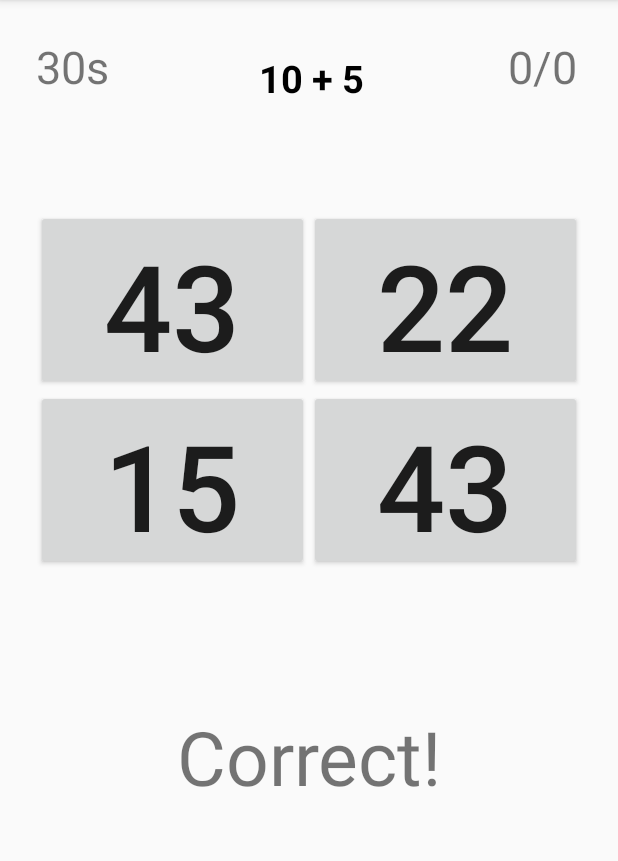
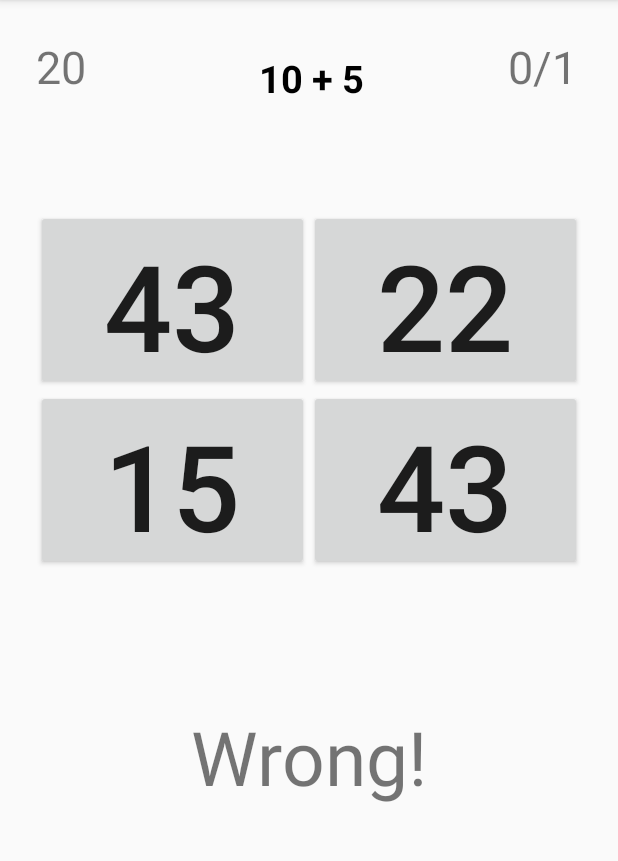
Before and after one commit to sandeep9094/Brain-Trainer, an Android app: the screen it shows after launch (MainActivity), after a tap on "43", on a phone screen of 412 x 824 dp, the part 84-945 px from its top. Run offline under Robolectric (Android 15) with nearby library versions, the phone set to English and light mode, and no system bars.

Commit message:
Correct Answer Logic

```diff
--- a/app/src/main/java/com/example/sandeepkumar/braintrainer/MainActivity.java
+++ b/app/src/main/java/com/example/sandeepkumar/braintrainer/MainActivity.java
@@ -1,5 +1,6 @@
 package com.example.sandeepkumar.braintrainer;
 
+import android.os.CountDownTimer;
 import android.support.v7.app.AppCompatActivity;
 import android.os.Bundle;
 import android.util.Log;
@@ -12,38 +13,21 @@ import java.util.Random;
 
 public class MainActivity extends AppCompatActivity {
 
-    Button startButton;
-    TextView sumTextView;
+    Button startButton, ans1, ans2, ans3, ans4;
+    TextView sumTextView,pointsTextView,resultTextView,timerTextView;
     ArrayList<Integer> answers = new ArrayList<Integer>();
     int correctAnsLocation;
+    int score = 0;
+    int totalQuestions = 0;
+    CountDownTimer timer;
 
-    public void start(View view){
-        startButton.setVisibility(View.INVISIBLE);
-    }
-
-    public void chooseAns(View view){
-        if((view.getTag().toString()).equals(Integer.toString(correctAnsLocation))){
-            Log.i("correct ", "correct ");
-        }
-    }
-
-    @Override
-    protected void onCreate(Bundle savedInstanceState) {
-        super.onCreate(savedInstanceState);
-        setContentView(R.layout.activity_main);
-
-        Button ans1 = (Button)findViewById(R.id.ans1);
-        Button ans2 = (Button)findViewById(R.id.ans2);
-        Button ans3 = (Button)findViewById(R.id.ans3);
-        Button ans4 = (Button)findViewById(R.id.ans4);
-
-        startButton = (Button) findViewById(R.id.startButton);
-        sumTextView = (TextView) findViewById(R.id.sumTextView);
+    public void generateQuetions(){
         Random rand = new Random();                             //Creating Random Class Object
 
         int a = rand.nextInt(21);                       //Creating random Int btw 0 to 20
         int b = rand.nextInt(21);                       //Creating random Int btw 0 to 20
         correctAnsLocation = rand.nextInt(4);
+        answers.clear();
 
         sumTextView.setText(Integer.toString(a) + " + " + Integer.toString(b));
         int incorrectAnswer ;
@@ -65,4 +49,52 @@ public class MainActivity extends AppCompatActivity {
         ans3.setText(Integer.toString(answers.get(2)));
         ans4.setText(Integer.toString(answers.get(3)));
     }
+
+    public void start(View view){
+        startButton.setVisibility(View.INVISIBLE);
+    }
+
+    public void chooseAns(View view){
+        if((view.getTag().toString()).equals(Integer.toString(correctAnsLocation))){
+           score++;
+           resultTextView.setText("Correct");
+        } else{
+            resultTextView.setText("Wrong!");
+        }
+        totalQuestions++;
+        pointsTextView.setText(Integer.toString(score)+ "/" + Integer.toString(totalQuestions));
+        generateQuetions();
+    }
+
+    @Override
+    protected void onCreate(Bundle savedInstanceState) {
+        super.onCreate(savedInstanceState);
+        setContentView(R.layout.activity_main);
+
+        ans1 = (Button)findViewById(R.id.ans1);
+        ans2 = (Button)findViewById(R.id.ans2);
+        ans3 = (Button)findViewById(R.id.ans3);
+        ans4 = (Button)findViewById(R.id.ans4);
+
+        startButton = (Button) findViewById(R.id.startButton);
+        sumTextView = (TextView) findViewById(R.id.sumTextView);
+        pointsTextView = (TextView) findViewById(R.id.pointsTextView);
+        resultTextView = (TextView) findViewById(R.id.resultTextView);
+        timerTextView = (TextView) findViewById(R.id.timerTextView);
+
+        generateQuetions();
+        //total time of clock is 30 seconds = 30,000 milli seconds
+        //Tick ever second i.e. 1 second =1000 milli seconds
+        timer = new CountDownTimer(30000,1000) {
+            @Override
+            public void onTick(long l) {
+                timerTextView.setText(String .valueOf(l/1000));
+            }
+
+            @Override
+            public void onFinish() {
+                resultTextView.setText("Done");
+            }
+        }.start();
+    }
 }
--- a/app/src/main/res/layout/activity_main.xml
+++ b/app/src/main/res/layout/activity_main.xml
@@ -39,7 +39,7 @@
         app:layout_constraintTop_toTopOf="parent" />
 
     <TextView
-        android:id="@+id/PointsTextView"
+        android:id="@+id/pointsTextView"
         android:layout_width="49dp"
         android:layout_height="40dp"
         android:layout_marginEnd="24dp"
@@ -62,7 +62,7 @@
         android:textSize="25sp"
         android:textStyle="bold"
         app:layout_constraintBottom_toBottomOf="parent"
-        app:layout_constraintEnd_toStartOf="@+id/PointsTextView"
+        app:layout_constraintEnd_toStartOf="@+id/pointsTextView"
         app:layout_constraintStart_toEndOf="@+id/timerTextView"
         app:layout_constraintTop_toTopOf="parent"
         app:layout_constraintVertical_bias="0.03" />
@@ -74,7 +74,6 @@
         android:layout_marginBottom="8dp"
         android:layout_marginEnd="8dp"
         android:layout_marginStart="8dp"
-        android:text="Correct!"
         android:textSize="50sp"
         app:layout_constraintBottom_toBottomOf="parent"
         app:layout_constraintEnd_toEndOf="parent"
@@ -102,7 +101,7 @@
         app:layout_constraintEnd_toEndOf="parent"
         app:layout_constraintHorizontal_bias="0.0"
         app:layout_constraintStart_toStartOf="parent"
-        app:layout_constraintTop_toBottomOf="@+id/PointsTextView"
+        app:layout_constraintTop_toBottomOf="@+id/pointsTextView"
         app:layout_constraintVertical_bias="0.125">
 
         <Button
```
